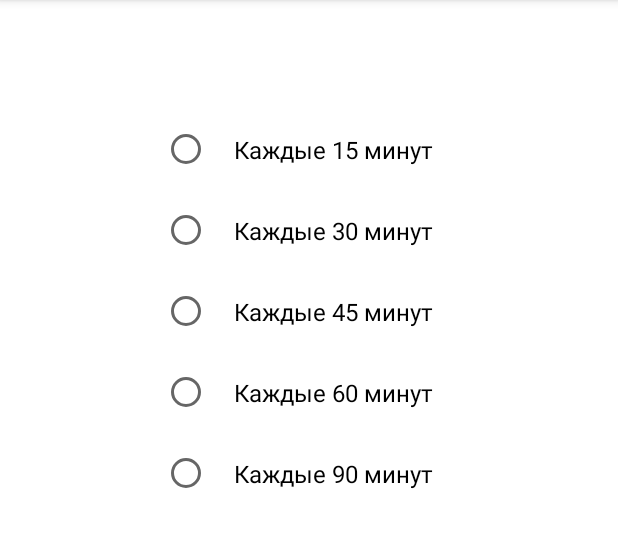
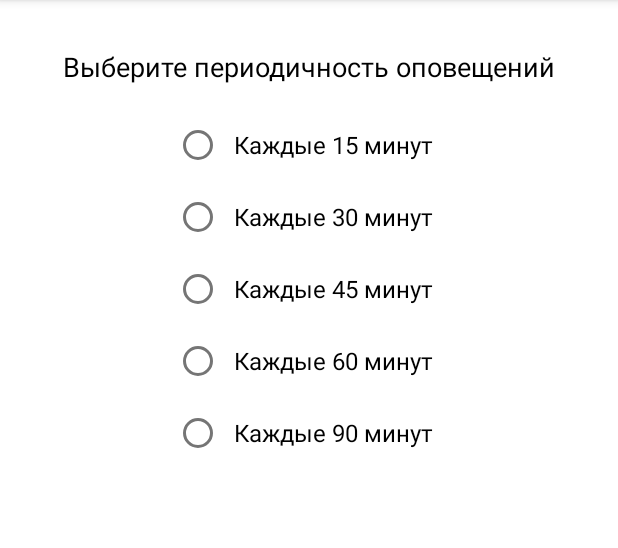
Before and after one commit to sergeevvs/rest-planner, an Android app: the TimeFragment screen opened through its navigation route, on a phone screen of 412 x 824 dp, the part 84-632 px from its top. Run offline under Robolectric (Android 15) with nearby library versions, the phone set to English and light mode, and no system bars.

Commit message:
Themes changed.

```diff
--- a/app/src/main/res/drawable/rounded_dialog.xml
+++ /dev/null
@@ -1,9 +0,0 @@
-<?xml version="1.0" encoding="utf-8"?>
-<shape xmlns:android="http://schemas.android.com/apk/res/android"
-    android:shape="rectangle">
-    <solid android:color="?attr/colorBackgroundFloating" />
-    <corners
-        android:topLeftRadius="@dimen/corner_size"
-        android:topRightRadius="@dimen/corner_size" />
-
-</shape>
--- a/app/src/main/res/layout/fragment_main.xml
+++ b/app/src/main/res/layout/fragment_main.xml
@@ -18,7 +18,6 @@
 
     <Button
         android:id="@+id/btn_time"
-        style="@style/Widget.MaterialComponents.Button.OutlinedButton"
         android:layout_width="wrap_content"
         android:layout_height="wrap_content"
         android:layout_marginTop="@dimen/btn_margin"
@@ -29,7 +28,6 @@
 
     <Button
         android:id="@+id/btn_days"
-        style="@style/Widget.MaterialComponents.Button.OutlinedButton"
         android:layout_width="wrap_content"
         android:layout_height="wrap_content"
         android:layout_marginTop="@dimen/btn_margin"
--- a/app/src/main/res/layout/fragment_time.xml
+++ b/app/src/main/res/layout/fragment_time.xml
@@ -1,20 +1,21 @@
 <?xml version="1.0" encoding="utf-8"?>
 <androidx.constraintlayout.widget.ConstraintLayout xmlns:android="http://schemas.android.com/apk/res/android"
     xmlns:app="http://schemas.android.com/apk/res-auto"
-    xmlns:tools="http://schemas.android.com/tools"
     android:layout_width="match_parent"
     android:layout_height="match_parent"
     android:padding="@dimen/layout_padding">
 
+
     <com.google.android.material.textview.MaterialTextView
         android:id="@+id/tv_choose_period"
+        style="@style/RestPlanner.TextView"
         android:layout_width="wrap_content"
         android:layout_height="wrap_content"
+        android:text="@string/rest_time_period"
+        android:textColor="?attr/colorTextOnBottomSheetDialog"
         app:layout_constraintEnd_toEndOf="parent"
         app:layout_constraintStart_toStartOf="parent"
-        app:layout_constraintTop_toTopOf="parent"
-        tools:text="Выберите периодичность оповещений" />
-
+        app:layout_constraintTop_toTopOf="parent" />
 
     <RadioGroup
         android:id="@+id/rg_time"
@@ -27,30 +28,35 @@
 
         <com.google.android.material.radiobutton.MaterialRadioButton
             android:id="@+id/every_15_minutes"
+            style="@style/RestPlanner.RadioButton"
             android:layout_width="wrap_content"
             android:layout_height="wrap_content"
             android:text="@string/every_15_minutes" />
 
         <com.google.android.material.radiobutton.MaterialRadioButton
             android:id="@+id/every_30_minutes"
+            style="@style/RestPlanner.RadioButton"
             android:layout_width="wrap_content"
             android:layout_height="wrap_content"
             android:text="@string/every_30_minutes" />
 
         <com.google.android.material.radiobutton.MaterialRadioButton
             android:id="@+id/every_45_minutes"
+            style="@style/RestPlanner.RadioButton"
             android:layout_width="wrap_content"
             android:layout_height="wrap_content"
             android:text="@string/every_45_minutes" />
 
         <com.google.android.material.radiobutton.MaterialRadioButton
             android:id="@+id/every_60_minutes"
+            style="@style/RestPlanner.RadioButton"
             android:layout_width="wrap_content"
             android:layout_height="wrap_content"
             android:text="@string/every_60_minutes" />
 
         <com.google.android.material.radiobutton.MaterialRadioButton
             android:id="@+id/every_90_minutes"
+            style="@style/RestPlanner.RadioButton"
             android:layout_width="wrap_content"
             android:layout_height="wrap_content"
             android:text="@string/every_90_minutes" />
--- a/app/src/main/res/values-night/themes.xml
+++ b/app/src/main/res/values-night/themes.xml
@@ -12,5 +12,10 @@
         <!-- Status bar color. -->
         <item name="android:statusBarColor" tools:targetApi="l">?attr/colorPrimaryVariant</item>
         <!-- Customize your theme here. -->
+        <item name="colorBottomSheetDialog">@color/dark_gray</item>
+        <item name="colorTextOnBottomSheetDialog">@color/white</item>
+
+        <item name="android:textViewStyle">@style/RestPlanner.TextView</item>
+        <item name="bottomSheetDialogTheme">@style/RestPlanner.BottomSheetDialog</item>
     </style>
 </resources>
--- /dev/null
+++ b/app/src/main/res/values/attrs.xml
@@ -0,0 +1,5 @@
+<?xml version="1.0" encoding="utf-8"?>
+<resources>
+    <attr name="colorBottomSheetDialog" format="color" />
+    <attr name="colorTextOnBottomSheetDialog" format="color" />
+</resources>
--- a/app/src/main/res/values/colors.xml
+++ b/app/src/main/res/values/colors.xml
@@ -7,4 +7,5 @@
     <color name="teal_700">#FF018786</color>
     <color name="black">#FF000000</color>
     <color name="white">#FFFFFFFF</color>
+    <color name="dark_gray">#FF4B4B4B</color>
 </resources>
--- a/app/src/main/res/values/dimens.xml
+++ b/app/src/main/res/values/dimens.xml
@@ -3,7 +3,7 @@
     <dimen name="layout_padding">32dp</dimen>
     <dimen name="text_size">18sp</dimen>
     <dimen name="rb_text_size">16sp</dimen>
-    <dimen name="rb_padding">16dp</dimen>
+    <dimen name="rb_padding">8dp</dimen>
     <dimen name="btn_margin">8dp</dimen>
     <dimen name="corner_size">16dp</dimen>
 </resources>
--- a/app/src/main/res/values/strings.xml
+++ b/app/src/main/res/values/strings.xml
@@ -12,4 +12,5 @@
     <string name="is_rest_planner_checked">Is rest planner checked</string>
     <string name="channel_name">Rest planner notification channel</string>
     <string name="channel_description">Rest planner notification channel description</string>
+    <string name="rest_time_period">Выберите периодичность оповещений</string>
 </resources>
--- a/app/src/main/res/values/styles.xml
+++ b/app/src/main/res/values/styles.xml
@@ -1,23 +1,29 @@
 <?xml version="1.0" encoding="utf-8"?>
 <resources>
 
-    <style name="RestPlanner.RadioButton" parent="Widget.AppCompat.CompoundButton.RadioButton">
-        <item name="android:textColor">@color/black</item>
+    <style name="RestPlanner.RadioButton" parent="Widget.MaterialComponents.CompoundButton.RadioButton">
         <item name="android:textSize">@dimen/rb_text_size</item>
         <item name="android:padding">@dimen/rb_padding</item>
-        <item name="android:layout_margin">@dimen/rb_padding</item>
+        <item name="android:textColor">?attr/colorTextOnBottomSheetDialog</item>
     </style>
 
     <style name="RestPlanner.TextView" parent="Widget.MaterialComponents.TextView">
-        <item name="android:textColor">@color/black</item>
         <item name="android:textSize">@dimen/text_size</item>
     </style>
 
-    <style name="RestPlanner.BottomSheetDialogTheme" parent="Theme.Design.Light.BottomSheetDialog">
-        <item name="bottomSheetStyle">@style/RestPlanner.ModalStyle</item>
+    <style name="RestPlanner.BottomSheetDialog" parent="Theme.MaterialComponents.BottomSheetDialog">
+        <item name="bottomSheetStyle">@style/RestPlanner.BottomSheet</item>
     </style>
 
-    <style name="RestPlanner.ModalStyle" parent="Widget.Design.BottomSheet.Modal">
-        <item name="android:background">@drawable/rounded_dialog</item>
+    <style name="RestPlanner.BottomSheet" parent="Widget.MaterialComponents.BottomSheet">
+        <item name="shapeAppearanceOverlay">@style/RestPlanner.ShapeAppearanceOverlay</item>
+        <item name="backgroundTint">?attr/colorBottomSheetDialog</item>
+    </style>
+
+    <style name="RestPlanner.ShapeAppearanceOverlay" parent="">
+        <item name="cornerSize">0dp</item>
+        <item name="cornerFamily">rounded</item>
+        <item name="cornerSizeTopLeft">@dimen/corner_size</item>
+        <item name="cornerSizeTopRight">@dimen/corner_size</item>
     </style>
 </resources>
--- a/app/src/main/res/values/themes.xml
+++ b/app/src/main/res/values/themes.xml
@@ -12,8 +12,10 @@
         <!-- Status bar color. -->
         <item name="android:statusBarColor" tools:targetApi="l">?attr/colorPrimaryVariant</item>
         <!-- Customize your theme here. -->
-        <item name="radioButtonStyle">@style/RestPlanner.RadioButton</item>
+        <item name="colorBottomSheetDialog">@color/white</item>
+        <item name="colorTextOnBottomSheetDialog">@color/black</item>
+
         <item name="android:textViewStyle">@style/RestPlanner.TextView</item>
-        <item name="bottomSheetDialogTheme">@style/RestPlanner.BottomSheetDialogTheme</item>
+        <item name="bottomSheetDialogTheme">@style/RestPlanner.BottomSheetDialog</item>
     </style>
 </resources>
```
